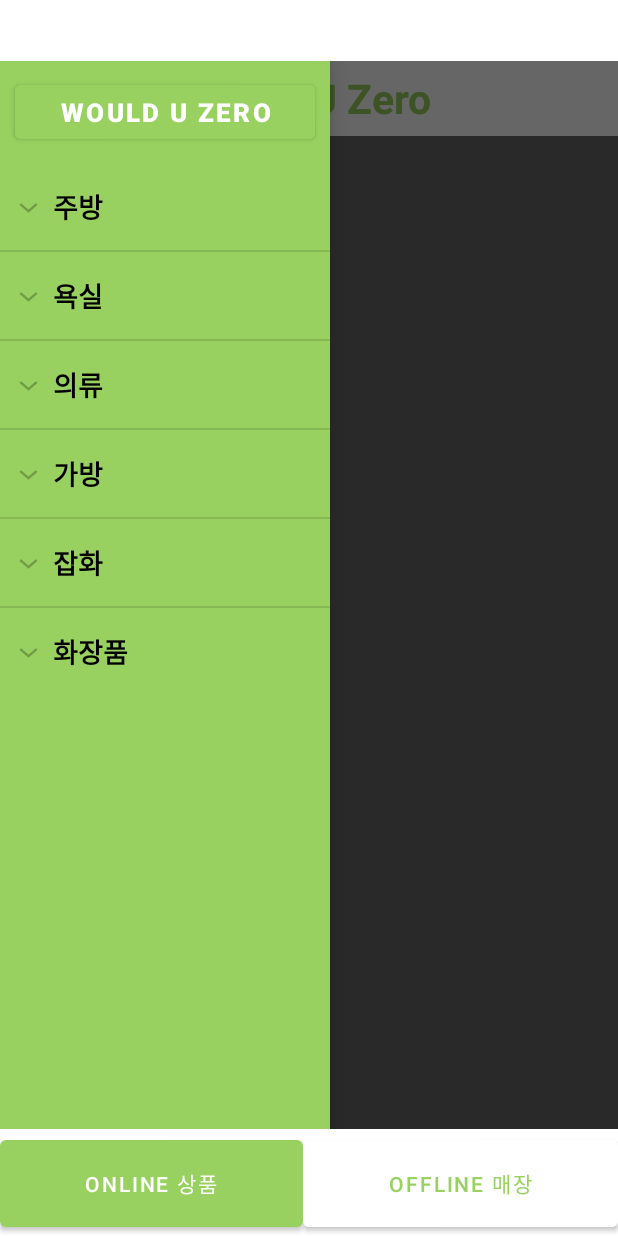
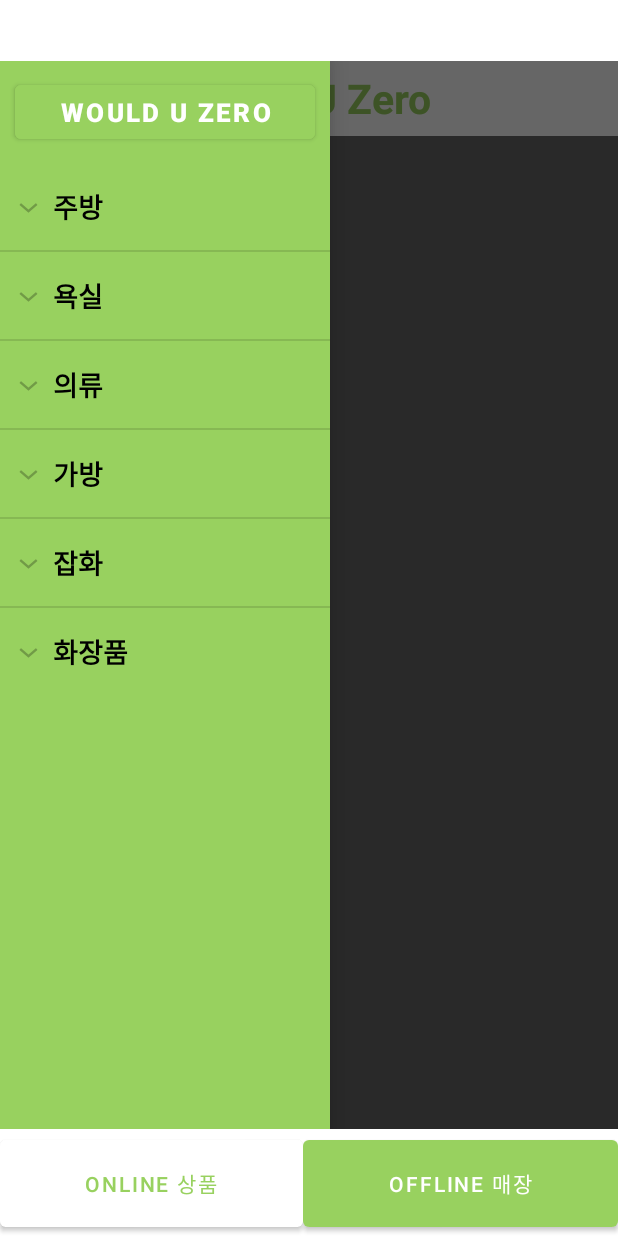
Before and after one commit to Jeonminji/Would-U-ZERO, an Android app: the PageActivity screen opened directly, with no data from a screen before it, with the side drawer open, on a phone screen of 412 x 824 dp. Run offline under Robolectric (Android 15) with nearby library versions, the phone set to English and light mode, and no system bars; our stand-ins replace Firebase (no records; nobody signed in at launch, a user with empty details on screens opened directly).

Commit message:
프래그먼트 버튼(bt_tab1, bt_tab2)클릭 시 색상 변환

```diff
--- a/app/src/main/java/com/example/woulduzero/PageActivity.java
+++ b/app/src/main/java/com/example/woulduzero/PageActivity.java
@@ -1,5 +1,6 @@
 package com.example.woulduzero;
 
+import android.graphics.Color;
 import android.os.Bundle;
 import android.view.View;
 import android.widget.Button;
@@ -35,9 +36,13 @@ public class PageActivity extends AppCompatActivity implements View.OnClickListe
         if(button != null && button.equals("offline")) {
             //첫 페이지에서 '오프라인 매장' 클릭 시 오프라인 페이지 이동
             callFragment(FRAGMENT2);
+            unclickedButtonColor(bt_tab1);
+            clickedButtonColor(bt_tab2);
         } else {
             //첫 페이지에서 '온라인 상품' 클릭 시 온라인 페이지 이동
             callFragment(FRAGMENT1);
+            clickedButtonColor(bt_tab1);
+            unclickedButtonColor(bt_tab2);
         }
 
     }
@@ -48,11 +53,15 @@ public class PageActivity extends AppCompatActivity implements View.OnClickListe
             case R.id.bt_tab1:
                 // '버튼1' 클릭 시 '프래그먼트1' 호출
                 callFragment(FRAGMENT1);
+                clickedButtonColor(bt_tab1);
+                unclickedButtonColor(bt_tab2);
                 break;
 
             case R.id.bt_tab2 :
                 // '버튼2' 클릭 시 '프래그먼트2' 호출
                 callFragment(FRAGMENT2);
+                unclickedButtonColor(bt_tab1);
+                clickedButtonColor(bt_tab2);
                 break;
         }
     }
@@ -78,4 +87,15 @@ public class PageActivity extends AppCompatActivity implements View.OnClickListe
                 break;
         }
     }
+
+
+    public void clickedButtonColor(Button b) {
+        b.setTextColor(Color.parseColor("#FF98D15F"));
+        b.setBackgroundColor(Color.parseColor("#FFFFFFFF"));
+    }
+
+    public void unclickedButtonColor(Button b) {
+        b.setTextColor(Color.parseColor("#FFFFFFFF"));
+        b.setBackgroundColor(Color.parseColor("#FF98D15F"));
+    }
 }
--- a/app/src/main/res/layout/activity_main.xml
+++ b/app/src/main/res/layout/activity_main.xml
@@ -25,20 +25,18 @@
         <Button
             android:id="@+id/bt_tab1"
             style="?android:attr/buttonBarButtonStyle"
-            android:layout_width="wrap_content"
             android:layout_height="match_parent"
             android:layout_weight="1"
-            android:text="online 상품"
+            android:text="@string/onlinegoods"
             app:backgroundTint="#98D15F"
             android:textColor="#FFFFFF" />
 
         <Button
             android:id="@+id/bt_tab2"
             style="?android:attr/buttonBarButtonStyle"
-            android:layout_width="wrap_content"
             android:layout_height="match_parent"
             android:layout_weight="1"
-            android:text="offline 매장"
+            android:text="@string/offlineshops"
             android:textColor="#98D15F"
             app:backgroundTint="#FFFFFF" />
 
--- a/app/src/main/res/layout/fragment_fragment2.xml
+++ b/app/src/main/res/layout/fragment_fragment2.xml
@@ -30,7 +30,7 @@
 
                 <Button
                     android:id="@+id/btn_cafe"
-                    android:layout_width="50dp"
+                    android:layout_width="wrap_content"
                     android:layout_height="match_parent"
                     android:paddingLeft="0dp"
                     android:paddingRight="0dp"
@@ -80,8 +80,8 @@
             android:id="@+id/tv_strcount"
             android:layout_width="match_parent"
             android:layout_height="wrap_content"
-            android:layout_marginLeft="5dp"
-            android:layout_marginStart="5dp" />
+            android:layout_marginLeft="15dp"
+            android:layout_marginStart="15dp" />
 
         <androidx.recyclerview.widget.RecyclerView
             android:id="@+id/recyclerView"
--- a/app/src/main/res/values/strings.xml
+++ b/app/src/main/res/values/strings.xml
@@ -16,5 +16,8 @@
     <string name="cafe">카페</string>
     <string name="refill">리필샵</string>
     <string name="zero">제로웨이스트샵</string>
+    <string name="opentime">오픈 시간</string>
+    <string name="onlinegoods">online 상품</string>
+    <string name="offlineshops">offline 매장</string>
 
 </resources>
```
Also changed, not shown: app/src/main/java/com/example/woulduzero/Offline/Fragment_Offline.java (+10 -10 lines), app/src/main/res/layout/activity_offlineshop_info.xml (+8 -6 lines), app/src/main/res/drawable-v24/arrow.png (added), app/src/main/res/drawable-v24/arrow_left.png (added), app/src/main/res/drawable-v24/arrow_right.png (added), app/src/main/res/drawable-v24/insta.png (added).
